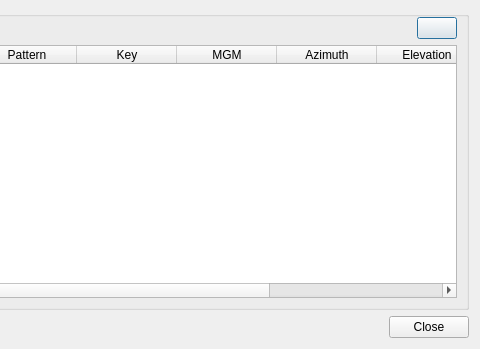
Qt form plugins/feature/map/mapbeacondialog.ui (f4exb/sdrangel) before a commit; both pictures show x 547 to 1027 and y 0 to 349 of the 1027 by 349 pixel window.
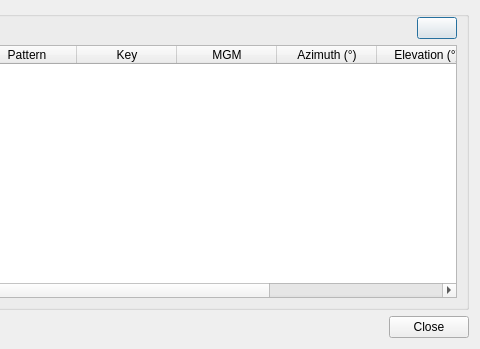
The same form after that commit. Icons and pictures are not drawn.

Commit message: Beacons: Add symbol of degrees to column headers

Diff of the .ui file:
```diff
--- a/plugins/feature/map/mapbeacondialog.ui
+++ b/plugins/feature/map/mapbeacondialog.ui
@@ -156,12 +156,12 @@
         </column>
         <column>
          <property name="text">
-          <string>Azimuth</string>
+          <string>Azimuth (°)</string>
          </property>
         </column>
         <column>
          <property name="text">
-          <string>Elevation</string>
+          <string>Elevation (°)</string>
          </property>
         </column>
         <column>
```
